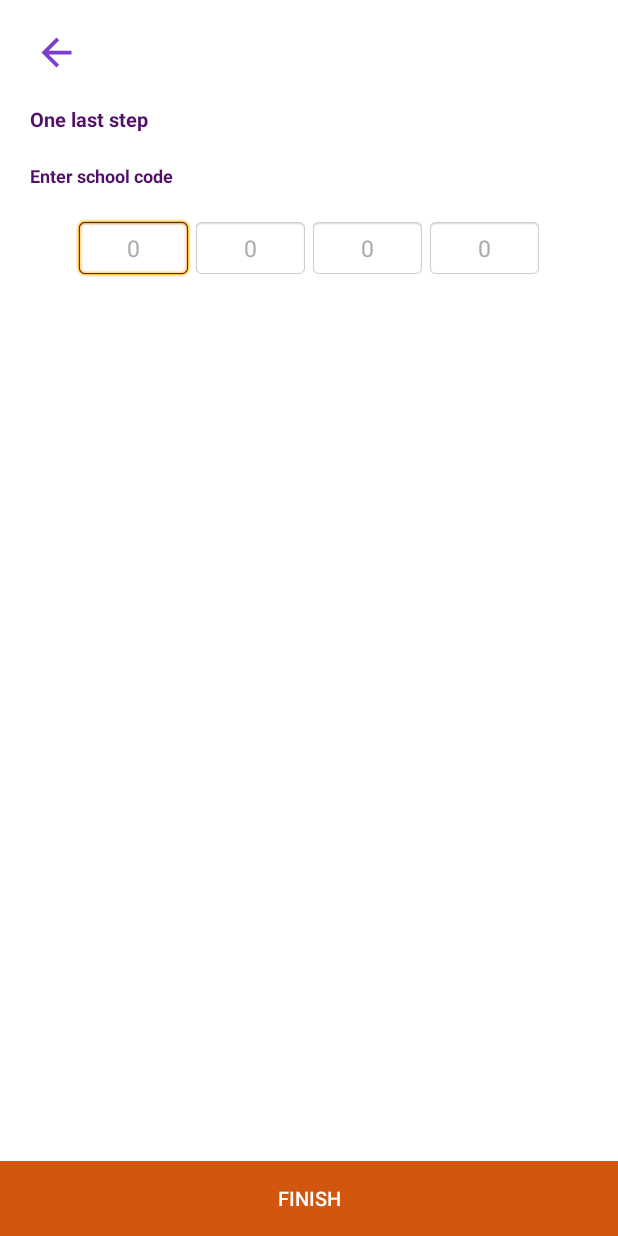
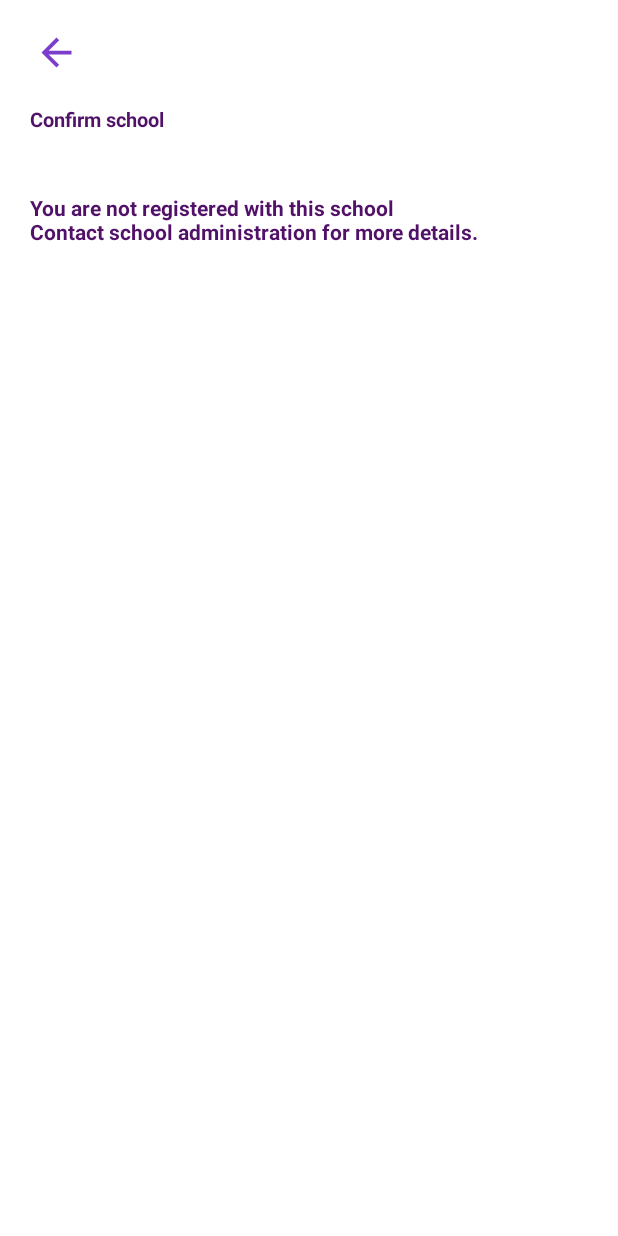
Before and after one commit to janim2/Safet, an Android app: the Verify_School screen opened directly, with no data from a screen before it, on a phone screen of 412 x 824 dp. Run offline under Robolectric (Android 15) with nearby library versions, the phone set to English and light mode, and no system bars; our stand-ins replace Firebase (no records; nobody signed in at launch, a user with empty details on screens opened directly); pictures from the network do not load.

Commit message:
fixed school verification bug

```diff
--- a/app/src/main/java/com/tekdivisal/safet/Number_Verification.java
+++ b/app/src/main/java/com/tekdivisal/safet/Number_Verification.java
@@ -277,7 +277,8 @@ public class Number_Verification extends AppCompatActivity {
 //                            Intent gotoVerificaton = new Intent(Number_Verification.this,Verify_School.class);
                             Intent selectSchool = new Intent(Number_Verification.this,Select_School.class);
 //                            selectSchool.putExtra("intent_school_code", sschool_code);
-                            selectSchool.putExtra("user_phone_number", sphone_number);
+                            number_verification_accessor.put("user_phone_number", sphone_number);
+//                            selectSchool.putExtra("user_phone_number", sphone_number);
                             startActivity(selectSchool);
 
                         } else {
--- a/app/src/main/java/com/tekdivisal/safet/Select_School.java
+++ b/app/src/main/java/com/tekdivisal/safet/Select_School.java
@@ -99,6 +99,7 @@ public class Select_School extends AppCompatActivity {
 
     private void getAll_School_IDs() {
         fetching_indicator.setVisibility(View.VISIBLE);
+        no_internet.setVisibility(View.GONE);
         try{
             DatabaseReference get_school_ids = FirebaseDatabase.getInstance().getReference("schools");
 
--- a/app/src/main/java/com/tekdivisal/safet/Verify_School.java
+++ b/app/src/main/java/com/tekdivisal/safet/Verify_School.java
@@ -13,8 +13,10 @@ import android.view.View;
 import android.widget.Button;
 import android.widget.EditText;
 import android.widget.ImageView;
+import android.widget.LinearLayout;
 import android.widget.ProgressBar;
 import android.widget.TextView;
+import android.widget.Toast;
 
 import com.google.firebase.auth.FirebaseAuth;
 import com.google.firebase.database.DataSnapshot;
@@ -34,10 +36,11 @@ public class Verify_School extends AppCompatActivity {
     private EditText code_one,code_two,code_three,code_four;
     private Button nextbutton;
     private ProgressBar loading;
-    private TextView status_message;
+    private TextView status_message, verification_message, not_verified_message;
     private String school_code, parent_code, parent_fname, parent_lname, parent_email, parent_location;
     private Accessories verify_school_accesssrs;
-    private DatabaseReference addto__Dataabse_ref;
+    private DatabaseReference addto__Dataabse_ref, check_existance_reference;
+    private LinearLayout entercode_layout;
 
 
     @Override
@@ -59,10 +62,11 @@ public class Verify_School extends AppCompatActivity {
         loading = findViewById(R.id.loading);
         status_message = findViewById(R.id.status_message);
 
-        school_code = getIntent().getStringExtra("intent_school_code");
-        if(school_code == null || school_code.equals("")){
-            school_code = verify_school_accesssrs.getString("school_code");
-        }
+        verification_message = findViewById(R.id.verification_);
+        not_verified_message = findViewById(R.id.not_registered_message);
+        entercode_layout = findViewById(R.id.school_code_layout);
+
+        school_code = verify_school_accesssrs.getString("school_code");
         parent_code = verify_school_accesssrs.getString("user_phone_number");
 
         goback.setOnClickListener(new View.OnClickListener() {
@@ -80,44 +84,9 @@ public class Verify_School extends AppCompatActivity {
             }
         });
 
-//        nextbutton.setOnClickListener(new View.OnClickListener() {
-//            @Override
-//            public void onClick(View v) {
-//                String scode_one = code_one.getText().toString();
-//                String scode_two = code_two.getText().toString();
-//                String scode_three = code_three.getText().toString();
-//                String scode_four = code_four.getText().toString();
-//                if(!scode_one.equals("") && !scode_two.equals("") && !scode_three.equals("")
-//                        && !scode_four.equals("")){
-//                    String full_code = scode_one + scode_two + scode_three + scode_four;
-//                    if(isNetworkAvailable()){
-//                        loading.setVisibility(View.VISIBLE);
-////                                    verification complete state here
-//                        if(full_code.equals(school_code)){
-//                            verify_school_accesssrs.put("isverified", true);
-//                            Intent gotoMain = new Intent(Verify_School.this, MainActivity.class);
-//                            startActivity(gotoMain);
-//                        }else{
-//                            loading.setVisibility(View.GONE);
-//                            status_message.setText("School verification failed");
-//                            status_message.setTextColor(getResources().getColor(R.color.main_blue));
-//                            status_message.setVisibility(View.VISIBLE);
-//                        }
-//                    }else{
-//                        loading.setVisibility(View.GONE);
-//                        status_message.setText("No internet connection");
-//                        status_message.setTextColor(getResources().getColor(R.color.colorAccent));
-//                        status_message.setVisibility(View.VISIBLE);                                }
-//                }else{
-//                    loading.setVisibility(View.GONE);
-//                    status_message.setText("Code Required");
-//                    status_message.setTextColor(getResources().getColor(R.color.colorAccent));
-//                    status_message.setVisibility(View.VISIBLE);
-//                }
-//            }
-//        });
-
-
+        if(isNetworkAvailable()){
+            Verify_User_eligibility(parent_code);
+        }
 
         //setting auto jump for code editTexts
         code_one.addTextChangedListener(new TextWatcher() {
@@ -210,7 +179,6 @@ public class Verify_School extends AppCompatActivity {
                                         verify_school_accesssrs.put("isverified", true);
                                         Intent gotoMain = new Intent(Verify_School.this, MainActivity.class);
                                         startActivity(gotoMain);
-                                        getUserInformation();
                                     }else{
                                         loading.setVisibility(View.GONE);
                                         status_message.setText("School verification failed");
@@ -240,6 +208,61 @@ public class Verify_School extends AppCompatActivity {
             }
         });
     }
+
+    private void Verify_User_eligibility(final String phone_number) {
+        try{
+            verification_message.setText("Verifying eligibility to use service...");
+            not_verified_message.setVisibility(View.GONE);
+            check_existance_reference = FirebaseDatabase.getInstance().getReference("isRegistered").child(school_code);
+            check_existance_reference.addListenerForSingleValueEvent(new ValueEventListener() {
+                @Override
+                public void onDataChange(@NonNull DataSnapshot dataSnapshot) {
+                    if(dataSnapshot.hasChild(phone_number)){
+//                        for(DataSnapshot child : dataSnapshot.getChildren()){
+//                            if(child.getKey() != null) {
+//                                Toast.makeText(Number_Verification.this, "key" + child.getKey(), Toast.LENGTH_LONG).show();
+//                                Get_for_user_school(phone_number, child.getKey());
+//                            }
+//                        }
+                        final DatabaseReference get_Registration_ids = FirebaseDatabase.getInstance().getReference("isRegistered").child(school_code).child(phone_number);
+                        get_Registration_ids.addListenerForSingleValueEvent(new ValueEventListener() {
+                            @Override
+                            public void onDataChange(@NonNull DataSnapshot dataSnapshot) {
+                                if(dataSnapshot.exists()){
+                                    for(DataSnapshot child : dataSnapshot.getChildren()){
+                                        not_verified_message.setVisibility(View.GONE);
+                                        verification_message.setVisibility(View.VISIBLE);
+                                        verification_message.setText("You are eligible to aceess this service");
+                                        entercode_layout.setVisibility(View.VISIBLE);
+                                        nextbutton.setVisibility(View.VISIBLE);
+                                        getUserInformation();
+                                    }
+
+                                }
+                            }
+
+                            @Override
+                            public void onCancelled(@NonNull DatabaseError databaseError) {
+
+                            }
+                        });
+
+                    }else{
+                        verification_message.setVisibility(View.GONE);
+                        not_verified_message.setVisibility(View.VISIBLE);
+                    }
+                }
+
+                @Override
+                public void onCancelled(@NonNull DatabaseError databaseError) {
+                    Toast.makeText(Verify_School.this,"Cancelled",Toast.LENGTH_LONG).show();
+                }
+            });
+        }catch (NullPointerException e){
+
+        }
+    }
+
 
 
     private void getUserInformation() {
--- a/app/src/main/res/layout/activity_verify__school.xml
+++ b/app/src/main/res/layout/activity_verify__school.xml
@@ -29,17 +29,39 @@
             <TextView
                 android:layout_width="match_parent"
                 android:layout_height="wrap_content"
-                android:text="One last step"
+                android:text="Confirm school"
                 android:textSize="13sp"
                 android:layout_marginTop="20dp"
                 android:id="@+id/enter_number_text"
                 android:textColor="@color/main_blue"
                 android:textStyle="bold"/>
 
+            <TextView
+                android:layout_width="match_parent"
+                android:layout_height="wrap_content"
+                android:text="You are not registered with this school\nContact school administration for more details."
+                android:textSize="14sp"
+                android:visibility="gone"
+                android:layout_marginTop="40dp"
+                android:id="@+id/not_registered_message"
+                android:textColor="@color/main_blue"
+                android:textStyle="bold"/>
+
+            <TextView
+                android:layout_width="match_parent"
+                android:layout_height="wrap_content"
+                android:textSize="14sp"
+                android:layout_marginTop="40dp"
+                android:id="@+id/verification_"
+                android:textColor="@color/main_blue"
+                android:textStyle="bold"/>
+
             <LinearLayout
                 android:layout_width="match_parent"
                 android:layout_height="wrap_content"
-                android:orientation="vertical">
+                android:orientation="vertical"
+                android:visibility="gone"
+                android:id="@+id/school_code_layout">
 
                 <TextView
                     android:layout_width="match_parent"
@@ -145,6 +167,7 @@
         android:layout_height="50dp"
         android:background="@color/colorPrimary"
         android:text="FINISH"
+        android:visibility="gone"
         android:textSize="13sp"
         android:id="@+id/next_button"
         android:layout_gravity="bottom"
--- a/app/src/main/res/values/strings.xml
+++ b/app/src/main/res/values/strings.xml
@@ -14,4 +14,5 @@
     <string name="drop_notification"><b>Drop notification</b>\nNotify when bus gets to drop location</string>
     <string name="reached_school_notification"><b>Reached school</b>\nNotify when reached school</string>
     <string name="left_school_notification"><b>Left school</b>\nNotify when leaving school</string>
+    <string name="create_password">Create Password</string>
 </resources>
```
Also changed, not shown: app/src/main/java/com/tekdivisal/safet/MainActivity.java (+10 -6 lines), app/src/main/java/com/tekdivisal/safet/Settings.java (+32 -1 lines), app/src/main/res/layout/fragment_settings.xml (+19 -0 lines).
